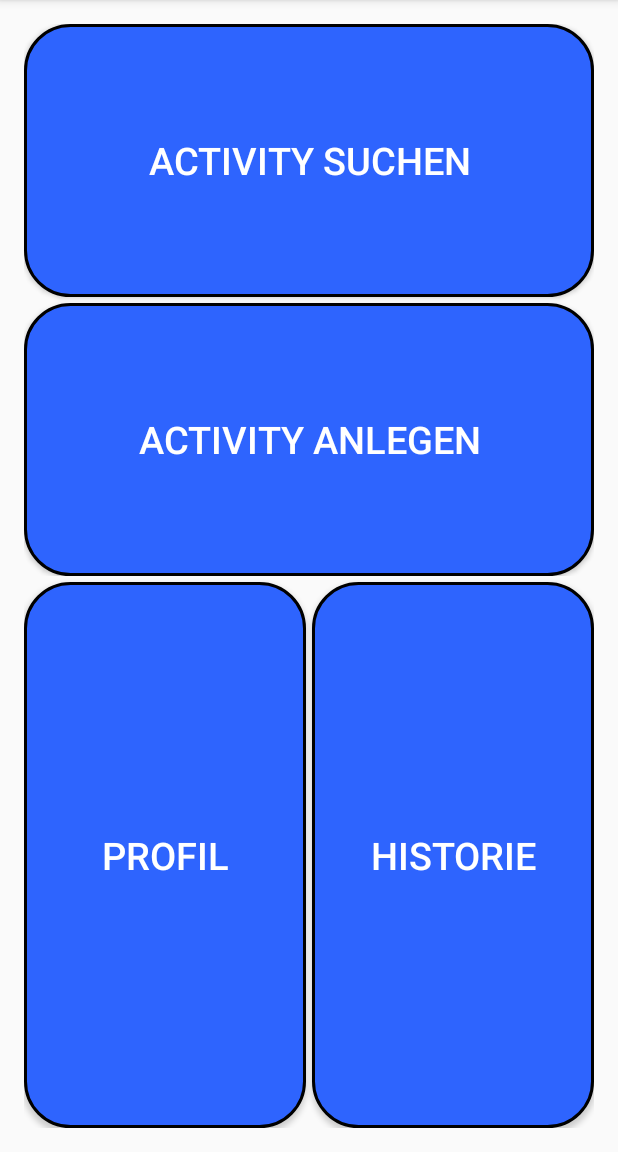
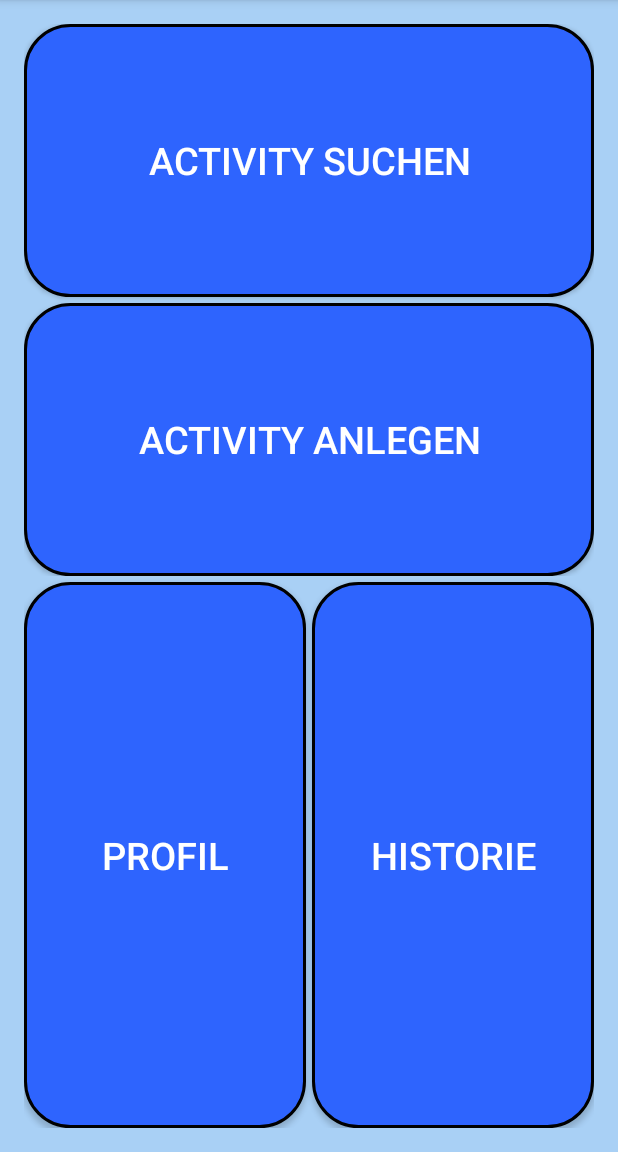
Before and after one commit to Schwarzi91/Repo_MeetAbility, an Android app: the MainActivity screen opened directly, with no data from a screen before it, on a phone screen of 412 x 824 dp, the part 84-1236 px from its top. Run offline under Robolectric (Android 15) with nearby library versions, the phone set to English and light mode, and no system bars.

Commit message:
change LoginActivity and MainActivity background-color

```diff
--- a/MeetAbility/app/src/main/res/layout/activity_login.xml
+++ b/MeetAbility/app/src/main/res/layout/activity_login.xml
@@ -5,7 +5,8 @@
     android:paddingTop="@dimen/activity_vertical_margin"
     android:paddingBottom="@dimen/activity_vertical_margin"
     tools:context="com.example.philipp.meetability.LoginActivity"
-    android:id="@+id/tvPassword">
+    android:id="@+id/tvPassword"
+    android:background="#A9D0F5">
 
 
     <TextView
--- a/MeetAbility/app/src/main/res/layout/activity_main.xml
+++ b/MeetAbility/app/src/main/res/layout/activity_main.xml
@@ -3,7 +3,8 @@
     android:layout_height="match_parent" android:paddingLeft="@dimen/activity_horizontal_margin"
     android:paddingRight="@dimen/activity_horizontal_margin"
     android:paddingTop="@dimen/activity_vertical_margin"
-    android:paddingBottom="@dimen/activity_vertical_margin" tools:context=".MainActivity">
+    android:paddingBottom="@dimen/activity_vertical_margin" tools:context=".MainActivity"
+    android:background="#A9D0F5">
 
     <LinearLayout
         android:orientation="vertical"
```
Also changed, not shown: MeetAbility/app/src/main/res/drawable/chuck.jpg (added), 1 other file.
